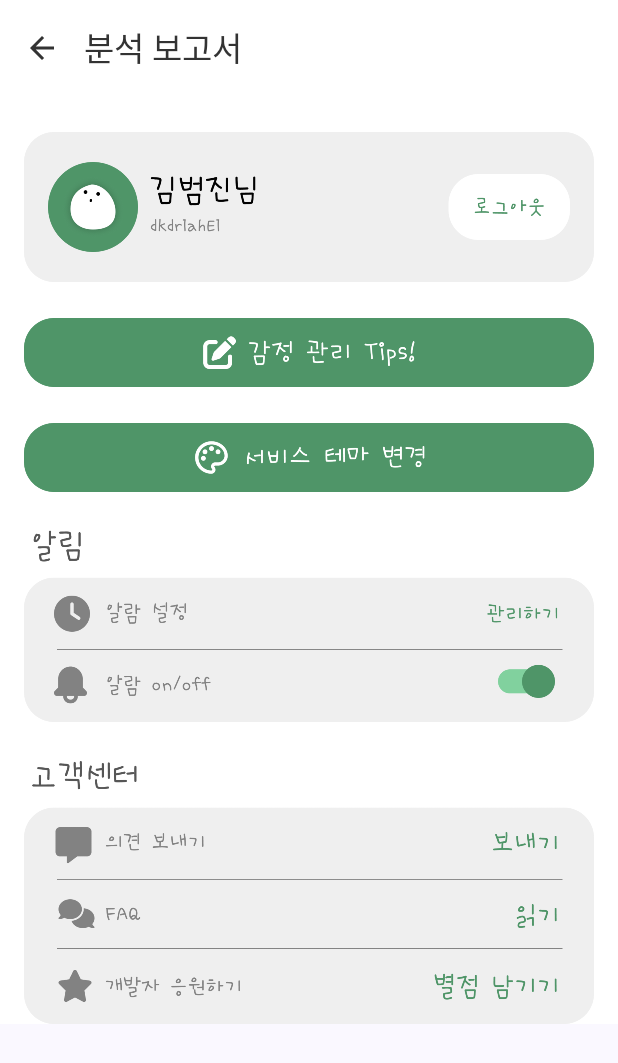
After one commit to dsm-hackathon-2023/dsm-hackathon-2023-android, an Android app built with Jetpack Compose: the composable SettingsScreen shown on its own in the app's theme, on a phone screen of 412 x 824 dp. The commit adds this screen. Shown: the top 1063 px of the screen. Run offline under Robolectric (Android 15) with nearby library versions, the phone set to English and light mode, and no system bars; 1 statement that could not run was skipped.

Commit message:
settings

```diff
--- a/app/src/main/kotlin/dsm/hackathon/dsmhackathon2023_team18/ui/main/MainNavigation.kt
+++ b/app/src/main/kotlin/dsm/hackathon/dsmhackathon2023_team18/ui/main/MainNavigation.kt
@@ -12,6 +12,7 @@ import dsm.hackathon.dsmhackathon2023_team18.ui.main.record.RecordScreen
 import dsm.hackathon.dsmhackathon2023_team18.ui.main.report.ReportScreen
 import dsm.hackathon.dsmhackathon2023_team18.ui.main.ricemarket.navigateToRiceMarketNav
 import dsm.hackathon.dsmhackathon2023_team18.ui.main.ricemarket.riceMarketNavigation
+import dsm.hackathon.dsmhackathon2023_team18.ui.main.settings.SettingsScreen
 import dsm.hackathon.dsmhackathon2023_team18.ui.main.timeline.navigateToTimelineNav
 import dsm.hackathon.dsmhackathon2023_team18.ui.main.timeline.timelineNavigation
 
@@ -23,7 +24,9 @@ fun NavGraphBuilder.mainNavigation(
         startDestination = MainDestination.home,
     ) {
         composable(MainDestination.settings) {
-
+            SettingsScreen(
+                onNavigateUp = navController::navigateUp,
+            )
         }
         composable(MainDestination.home) {
             Home(
@@ -31,6 +34,7 @@ fun NavGraphBuilder.mainNavigation(
                 onNavigateToRiceMarketNav = navController::navigateToRiceMarketNav,
                 onNavigateToTimelineNav = navController::navigateToTimelineNav,
                 onNavigateToReport = navController::navigateToReport,
+                onNavigateToSettings = navController::navigateToSettings,
             )
         }
         composable(
@@ -81,3 +85,10 @@ fun NavHostController.navigateToReport() {
         restoreState = true
     }
 }
+
+fun NavHostController.navigateToSettings() {
+    this.navigate(MainDestination.settings) {
+        launchSingleTop = true
+        restoreState = true
+    }
+}
--- a/app/src/main/kotlin/dsm/hackathon/dsmhackathon2023_team18/ui/main/home/Home.kt
+++ b/app/src/main/kotlin/dsm/hackathon/dsmhackathon2023_team18/ui/main/home/Home.kt
@@ -45,6 +45,7 @@ fun Home(
     onNavigateToRiceMarketNav: () -> Unit,
     onNavigateToTimelineNav: () -> Unit,
     onNavigateToReport: () -> Unit,
+    onNavigateToSettings: () -> Unit,
 ) {
     val scope = rememberCoroutineScope()
     val (shouldShowMoodModal, setMoodModalState) = remember { mutableStateOf(false) }
@@ -66,7 +67,7 @@ fun Home(
             TopAppBar(
                 navigationIcon = {
                     IconButton(
-                        onClick = {},
+                        onClick = onNavigateToSettings,
                     ) {
                         Icon(
                             painter = painterResource(id = R.drawable.ic_settings),
--- /dev/null
+++ b/app/src/main/kotlin/dsm/hackathon/dsmhackathon2023_team18/ui/main/settings/SettingsScreen.kt
@@ -0,0 +1,104 @@
+package dsm.hackathon.dsmhackathon2023_team18.ui.main.settings
+
+import androidx.compose.foundation.Image
+import androidx.compose.foundation.background
+import androidx.compose.foundation.layout.Arrangement
+import androidx.compose.foundation.layout.Column
+import androidx.compose.foundation.layout.fillMaxSize
+import androidx.compose.foundation.layout.fillMaxWidth
+import androidx.compose.foundation.layout.padding
+import androidx.compose.foundation.rememberScrollState
+import androidx.compose.foundation.verticalScroll
+import androidx.compose.material.icons.Icons
+import androidx.compose.material.icons.filled.ArrowBack
+import androidx.compose.material3.ExperimentalMaterial3Api
+import androidx.compose.material3.Icon
+import androidx.compose.material3.IconButton
+import androidx.compose.material3.Text
+import androidx.compose.material3.TopAppBar
+import androidx.compose.material3.TopAppBarDefaults
+import androidx.compose.runtime.Composable
+import androidx.compose.ui.Alignment
+import androidx.compose.ui.Modifier
+import androidx.compose.ui.graphics.Color
+import androidx.compose.ui.res.painterResource
+import androidx.compose.ui.unit.dp
+import dsm.hackathon.dsmhackathon2023_team18.R
+import dsm.hackathon.dsmhackathon2023_team18.ui.theme.Gray1
+
+@OptIn(ExperimentalMaterial3Api::class)
+@Composable
+fun SettingsScreen(
+    modifier: Modifier = Modifier,
+    onNavigateUp: () -> Unit,
+) {
+    val topAppBarColors = TopAppBarDefaults.smallTopAppBarColors(
+        containerColor = Color.Transparent,
+    )
+    Column(
+        modifier = modifier
+            .verticalScroll(rememberScrollState())
+            .fillMaxSize()
+            .background(Color.White),
+        verticalArrangement = Arrangement.spacedBy(24.dp),
+        horizontalAlignment = Alignment.CenterHorizontally,
+    ) {
+        TopAppBar(
+            title = {
+                Text(
+                    text = "분석 보고서",
+                    color = Gray1,
+                )
+            },
+            navigationIcon = {
+                IconButton(
+                    onClick = onNavigateUp,
+                ) {
+                    Icon(
+                        imageVector = Icons.Filled.ArrowBack,
+                        contentDescription = "back",
+                        tint = Gray1,
+                    )
+                }
+            },
+            colors = topAppBarColors,
+        )
+
+        Image(
+            modifier = Modifier
+                .fillMaxWidth()
+                .padding(horizontal = 16.dp),
+            painter = painterResource(id = R.drawable.img_settings_my_information),
+            contentDescription = null,
+        )
+        Image(
+            modifier = Modifier
+                .fillMaxWidth()
+                .padding(horizontal = 16.dp),
+            painter = painterResource(id = R.drawable.img_settings_change_button_1_theme),
+            contentDescription = null,
+        )
+        Image(
+            modifier = Modifier
+                .fillMaxWidth()
+                .padding(horizontal = 16.dp),
+            painter = painterResource(id = R.drawable.img_settings_change_button_2_tips),
+            contentDescription = null,
+        )
+
+        Image(
+            modifier = Modifier
+                .fillMaxWidth()
+                .padding(horizontal = 16.dp),
+            painter = painterResource(id = R.drawable.img_settings_list_1),
+            contentDescription = null,
+        )
+        Image(
+            modifier = Modifier
+                .fillMaxWidth()
+                .padding(horizontal = 16.dp),
+            painter = painterResource(id = R.drawable.img_settings_list_2),
+            contentDescription = null,
+        )
+    }
+}
```
